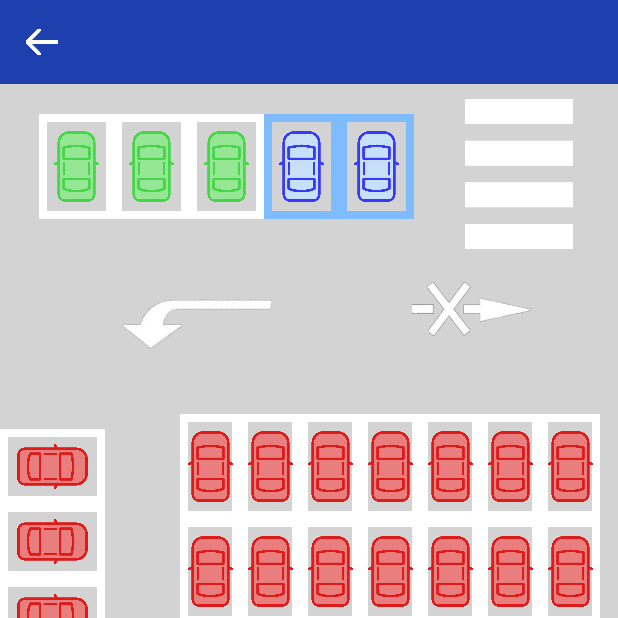
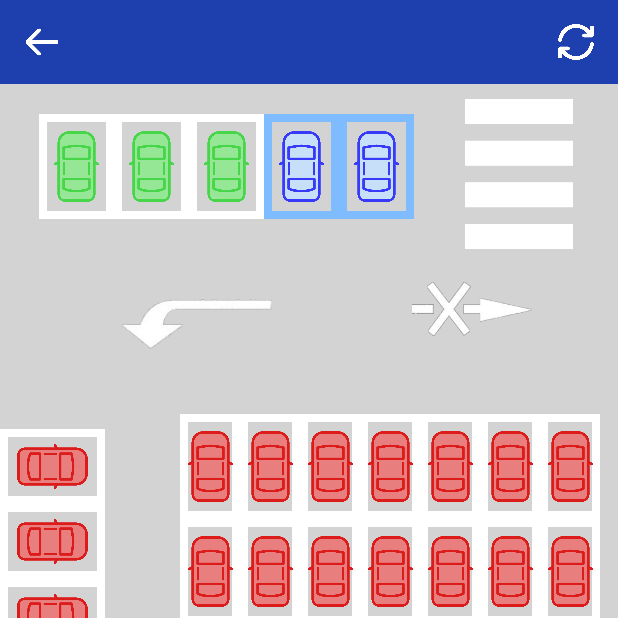
Before and after one commit to Xzar79/MuhanParking, an Android app: the Section_B_Activity screen opened directly, with no data from a screen before it, on a phone screen of 412 x 824 dp, the top half of it. Run offline under Robolectric (Android 15) with nearby library versions, the light colour scheme and no system bars; Roboto replaces fonts that are not available here.

Commit message:
각 구역 새로고침 버튼 추가

```diff
--- a/app/src/main/res/layout/activity_section_b.xml
+++ b/app/src/main/res/layout/activity_section_b.xml
@@ -27,6 +27,14 @@
                 android:src="@drawable/ic_back"
                 android:layout_alignParentStart="true"
                 app:tint="#FFFFFF"/>
+
+            <ImageView
+                android:id="@+id/reload"
+                android:layout_width="24dp"
+                android:layout_height="24dp"
+                android:layout_alignParentEnd="true"
+                android:src="@drawable/ic_reload"
+                app:tint="#FFFFFF" />
 
         </RelativeLayout>
 
```
Also changed, not shown: app/src/main/res/layout/activity_section_c.xml (+9 -0 lines), app/src/main/res/drawable/ic_reload.png (added).
